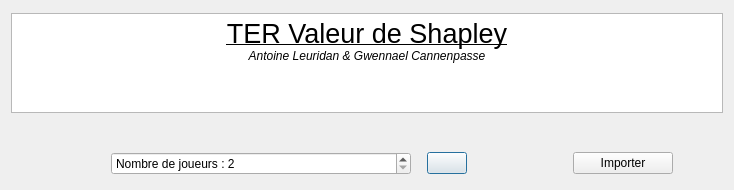
Above: Forms/mainwindow.ui from Ehonne/Valeurs-de-Shapley before the change. Below: the same form after it.
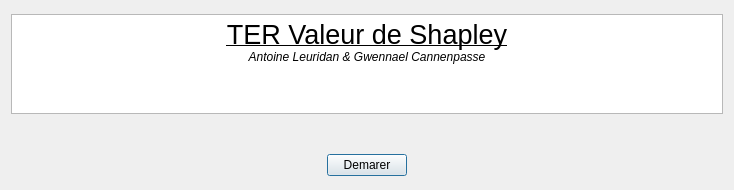
That is the form after the change. Icons and pictures are not drawn.

Commit message:
Interface fini + fonctionnalité load, save, save, execute
Ajouter les fonctons de antoines + faire fonction gen alea

Patch:
```diff
--- a/Forms/mainwindow.ui
+++ b/Forms/mainwindow.ui
@@ -65,40 +65,11 @@
         <enum>Qt::Horizontal</enum>
        </property>
        <property name="sizeType">
-        <enum>QSizePolicy::Maximum</enum>
+        <enum>QSizePolicy::Expanding</enum>
        </property>
        <property name="sizeHint" stdset="0">
         <size>
-         <width>100</width>
-         <height>20</height>
-        </size>
-       </property>
-      </spacer>
-     </item>
-     <item>
-      <widget class="QSpinBox" name="NbrJoueur">
-       <property name="prefix">
-        <string>Nombre de joueurs : </string>
-       </property>
-       <property name="minimum">
-        <number>2</number>
-       </property>
-       <property name="maximum">
-        <number>10</number>
-       </property>
-      </widget>
-     </item>
-     <item>
-      <spacer name="horizontalSpacer_3">
-       <property name="orientation">
-        <enum>Qt::Horizontal</enum>
-       </property>
-       <property name="sizeType">
-        <enum>QSizePolicy::Maximum</enum>
-       </property>
-       <property name="sizeHint" stdset="0">
-        <size>
-         <width>10</width>
+         <width>50</width>
          <height>20</height>
         </size>
        </property>
@@ -106,53 +77,8 @@
      </item>
      <item>
       <widget class="QPushButton" name="pushButton">
-       <property name="sizePolicy">
-        <sizepolicy hsizetype="Maximum" vsizetype="Fixed">
-         <horstretch>0</horstretch>
-         <verstretch>0</verstretch>
-        </sizepolicy>
-       </property>
        <property name="text">
-        <string/>
-       </property>
-       <property name="icon">
-        <iconset>
-         <normaloff>../../kisspng-check-mark-computer-icons-clip-art-green-check-circle-5b3fb28f1d4989.40099924153090113512.jpg</normaloff>../../kisspng-check-mark-computer-icons-clip-art-green-check-circle-5b3fb28f1d4989.40099924153090113512.jpg</iconset>
-       </property>
-      </widget>
-     </item>
-     <item>
-      <spacer name="horizontalSpacer_4">
-       <property name="orientation">
-        <enum>Qt::Horizontal</enum>
-       </property>
-       <property name="sizeType">
-        <enum>QSizePolicy::Maximum</enum>
-       </property>
-       <property name="sizeHint" stdset="0">
-        <size>
-         <width>100</width>
-         <height>20</height>
-        </size>
-       </property>
-      </spacer>
-     </item>
-     <item>
-      <widget class="QPushButton" name="pushButton_load">
-       <property name="sizePolicy">
-        <sizepolicy hsizetype="Minimum" vsizetype="Maximum">
-         <horstretch>0</horstretch>
-         <verstretch>0</verstretch>
-        </sizepolicy>
-       </property>
-       <property name="maximumSize">
-        <size>
-         <width>100</width>
-         <height>16777215</height>
-        </size>
-       </property>
-       <property name="text">
-        <string>Importer</string>
+        <string>Demarer</string>
        </property>
       </widget>
      </item>
@@ -161,12 +87,9 @@
        <property name="orientation">
         <enum>Qt::Horizontal</enum>
        </property>
-       <property name="sizeType">
-        <enum>QSizePolicy::Maximum</enum>
-       </property>
        <property name="sizeHint" stdset="0">
         <size>
-         <width>50</width>
+         <width>20</width>
          <height>20</height>
         </size>
        </property>
```
Left out of the diff: 32 changed lines with no effect on the pictures. The commit also changes 15 other files.
